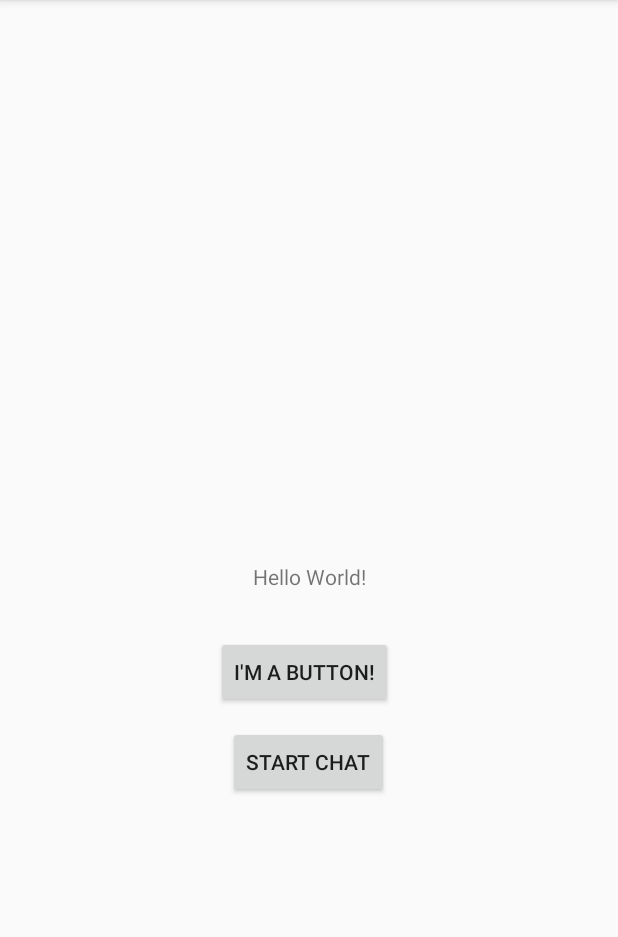
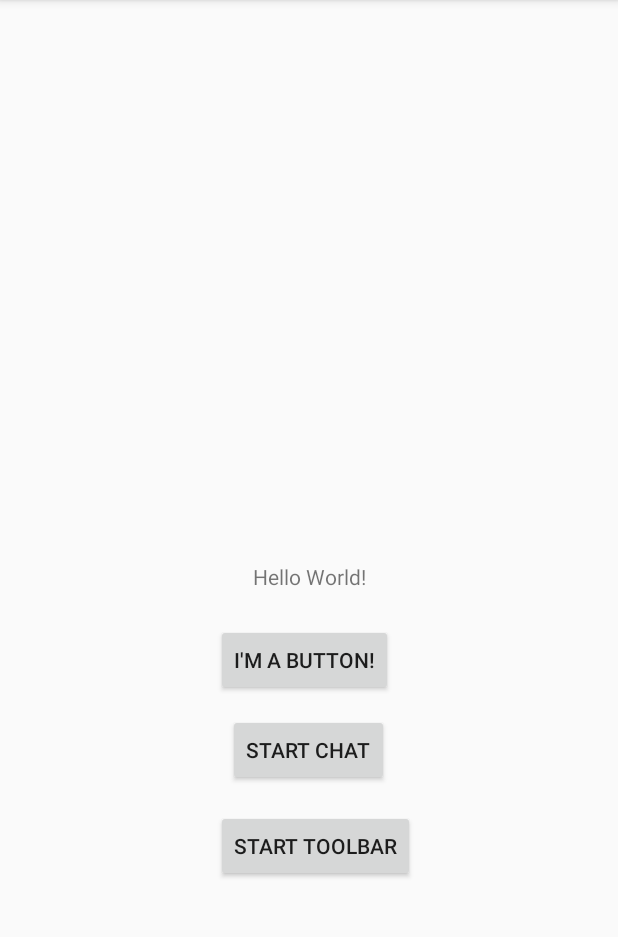
Before and after one commit to lukekrete/AndroidAssignments, an Android app: the StartActivity screen opened directly, with no data from a screen before it, on a phone screen of 412 x 824 dp, the part 84-1021 px from its top. Run offline under Robolectric (Android 15) with nearby library versions, the phone set to English and light mode, and no system bars.

Commit message:
Finished part 4

```diff
--- a/app/build.gradle
+++ b/app/build.gradle
@@ -22,6 +22,7 @@ dependencies {
     implementation fileTree(dir: 'libs', include: ['*.jar'])
     implementation 'com.android.support:appcompat-v7:28.0.0'
     implementation 'com.android.support.constraint:constraint-layout:1.1.3'
+    implementation 'com.android.support:design:28.0.0'
     testImplementation 'junit:junit:4.12'
     androidTestImplementation 'com.android.support.test:runner:1.0.2'
     androidTestImplementation 'com.android.support.test.espresso:espresso-core:3.0.2'
--- a/app/src/main/AndroidManifest.xml
+++ b/app/src/main/AndroidManifest.xml
@@ -13,7 +13,11 @@
         android:roundIcon="@mipmap/ic_launcher_round"
         android:supportsRtl="true"
         android:theme="@style/AppTheme">
-        <activity android:name=".ChatWindow"></activity>
+        <activity
+            android:name=".TestToolbar"
+            android:label="@string/title_activity_test_toolbar"
+            android:theme="@style/AppTheme.NoActionBar"></activity>
+        <activity android:name=".ChatWindow" />
         <activity android:name=".ListItemsActivity" />
         <activity android:name=".LoginActivity">
             <intent-filter>
--- a/app/src/main/java/com/example/androidassignments/StartActivity.java
+++ b/app/src/main/java/com/example/androidassignments/StartActivity.java
@@ -32,6 +32,15 @@ public class StartActivity extends AppCompatActivity {
             public void onClick(View v) {
                 Log.i(ACTIVITY_NAME, "User Clicked Start Chat");
                 Intent intent = new Intent(getApplicationContext(), ChatWindow.class);
+                startActivity(intent);
+            }
+        });
+        Button btnStartToolbar = findViewById(R.id.StartToolBar);
+        btnStartToolbar.setOnClickListener(new View.OnClickListener() {
+            @Override
+            public void onClick(View v) {
+                Log.i(ACTIVITY_NAME, "User Clicked Start Toolbar");
+                Intent intent = new Intent(getApplicationContext(), TestToolbar.class);
                 startActivity(intent);
             }
         });
--- a/app/src/main/res/layout/activity_main.xml
+++ b/app/src/main/res/layout/activity_main.xml
@@ -20,9 +20,9 @@
         android:layout_width="wrap_content"
         android:layout_height="wrap_content"
         android:layout_marginStart="144dp"
-        android:layout_marginBottom="296dp"
+        android:layout_marginBottom="12dp"
         android:text="@string/ButtonText"
-        app:layout_constraintBottom_toBottomOf="parent"
+        app:layout_constraintBottom_toTopOf="@+id/startChat"
         app:layout_constraintStart_toStartOf="parent" />
 
     <Button
@@ -30,8 +30,18 @@
         android:layout_width="wrap_content"
         android:layout_height="wrap_content"
         android:layout_marginStart="152dp"
-        android:layout_marginBottom="236dp"
+        android:layout_marginBottom="16dp"
         android:text="@string/startChat"
+        app:layout_constraintBottom_toTopOf="@+id/StartToolBar"
+        app:layout_constraintStart_toStartOf="parent" />
+
+    <Button
+        android:id="@+id/StartToolBar"
+        android:layout_width="wrap_content"
+        android:layout_height="wrap_content"
+        android:layout_marginStart="144dp"
+        android:layout_marginBottom="180dp"
+        android:text="@string/startToolbar"
         app:layout_constraintBottom_toBottomOf="parent"
         app:layout_constraintStart_toStartOf="parent" />
 
--- /dev/null
+++ b/app/src/main/res/values/dimens.xml
@@ -0,0 +1,3 @@
+<resources>
+    <dimen name="fab_margin">16dp</dimen>
+</resources>
--- a/app/src/main/res/values/strings.xml
+++ b/app/src/main/res/values/strings.xml
@@ -15,5 +15,7 @@
     <string name="my_information"> My info I want to display</string>
     <string name="startChat"> Start Chat</string>
     <string name="Send">Send</string>
-
+    <string name="title_activity_test_toolbar">TestToolbar</string>
+    <string name="startToolbar">Start Toolbar</string>
+    <string name="newMessage">New Message</string>
 </resources>
--- a/app/src/main/res/values/styles.xml
+++ b/app/src/main/res/values/styles.xml
@@ -8,4 +8,13 @@
         <item name="colorAccent">@color/colorAccent</item>
     </style>
 
+    <style name="AppTheme.NoActionBar">
+        <item name="windowActionBar">false</item>
+        <item name="windowNoTitle">true</item>
+    </style>
+
+    <style name="AppTheme.AppBarOverlay" parent="ThemeOverlay.AppCompat.Dark.ActionBar" />
+
+    <style name="AppTheme.PopupOverlay" parent="ThemeOverlay.AppCompat.Light" />
+
 </resources>
```
Also changed, not shown: app/src/main/java/com/example/androidassignments/TestToolbar.java (added, +106 -0 lines), app/src/main/res/layout/activity_test_toolbar.xml (added, +25 -0 lines), app/src/main/res/layout/custom_layout.xml (added, +23 -0 lines), app/src/main/res/menu/toolbar_menu.xml (added, +23 -0 lines), app/src/main/res/drawable-v24/mummy.png (added), app/src/main/res/drawable-v24/paw.png (added), app/src/main/res/drawable-v24/shark.png (added), app/src/main/res/drawable-v24/spider.png (added), 1 other file.
